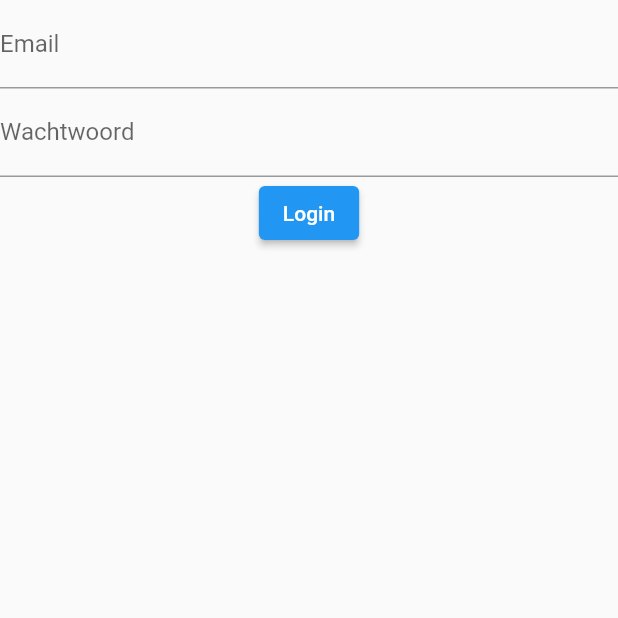
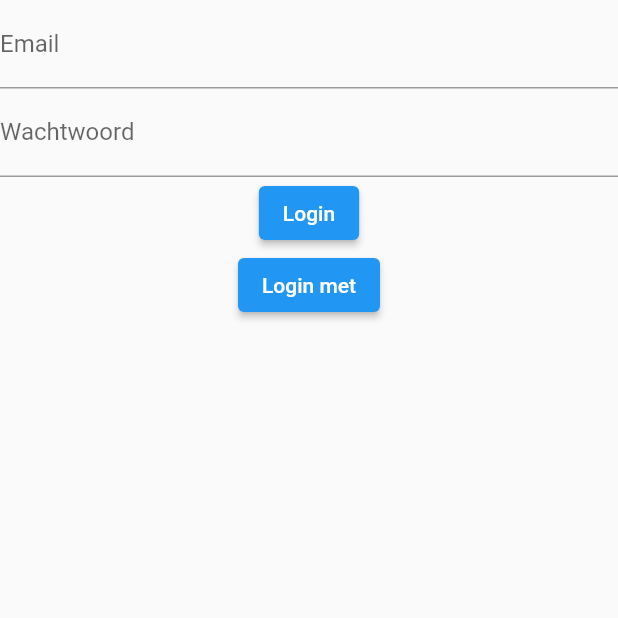
Before and after one commit to JarretHoving97/my_flutter_app, a Flutter app: the screen it shows after launch, on a phone screen of 412 x 824 dp, the top half of it. Run offline on Flutter 3.47's test engine with Material 2 defaults, Android fonts, the phone set to English and light mode, and no system bars; our stand-ins replace firebase_auth, firebase_core, google_sign_in; missing offline and left inert: dart:ffi, dart:html; accounts and stored records are empty.

Commit message:
Added google sign in method

```diff
--- a/new_app/lib/SignInPage/SinginPage.dart
+++ b/new_app/lib/SignInPage/SinginPage.dart
@@ -32,7 +32,11 @@ class SignInPage extends StatelessWidget {
                           email: emailController.text.trim(),
                           password: passwordController.text.trim())
                     },
-                child: const Text("Login"))
+                child: const Text("Login")),
+            ElevatedButton(
+                onPressed: () =>
+                    {context.read<AuthenticationService>().signInWithGoogle()},
+                child: const Text("Login met"))
           ],
         ),
       ),
--- a/new_app/pubspec.yaml
+++ b/new_app/pubspec.yaml
@@ -37,6 +37,7 @@ dependencies:
   firebase_core: ^1.19.2
   firebase_auth: ^3.4.2
   provider: ^6.0.3
+  google_sign_in: ^5.4.0
 
 
 dev_dependencies:
```
Also changed, not shown: new_app/lib/authentication_service.dart (+21 -1 lines), new_app/pubspec.lock, 3 other files.
